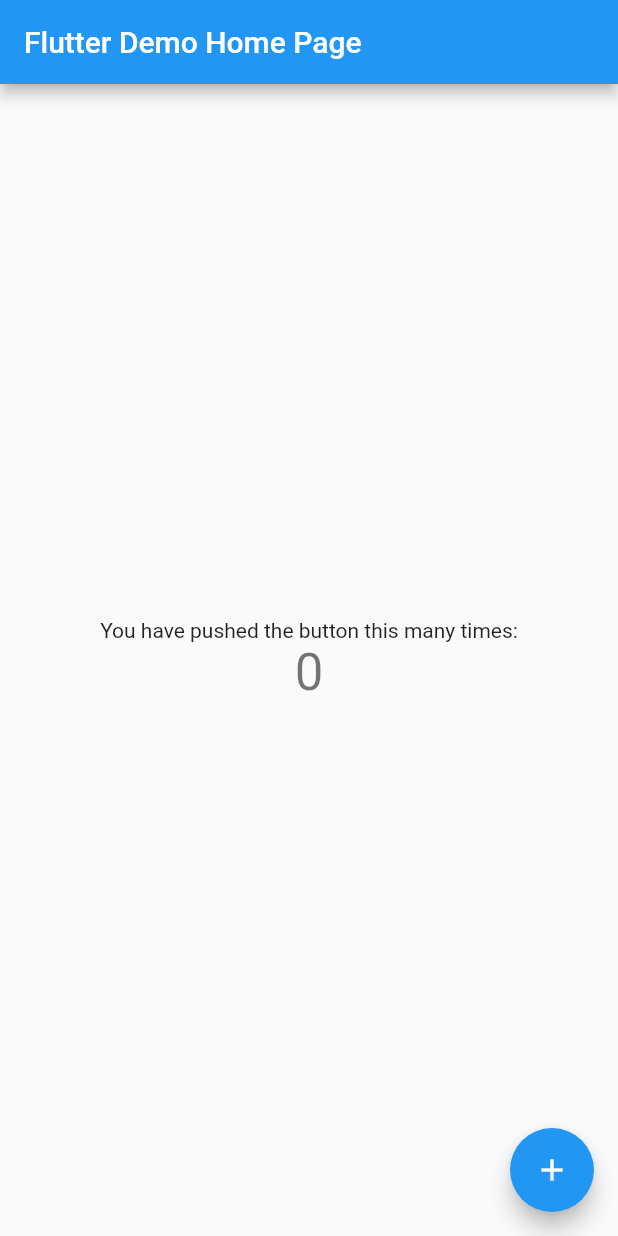
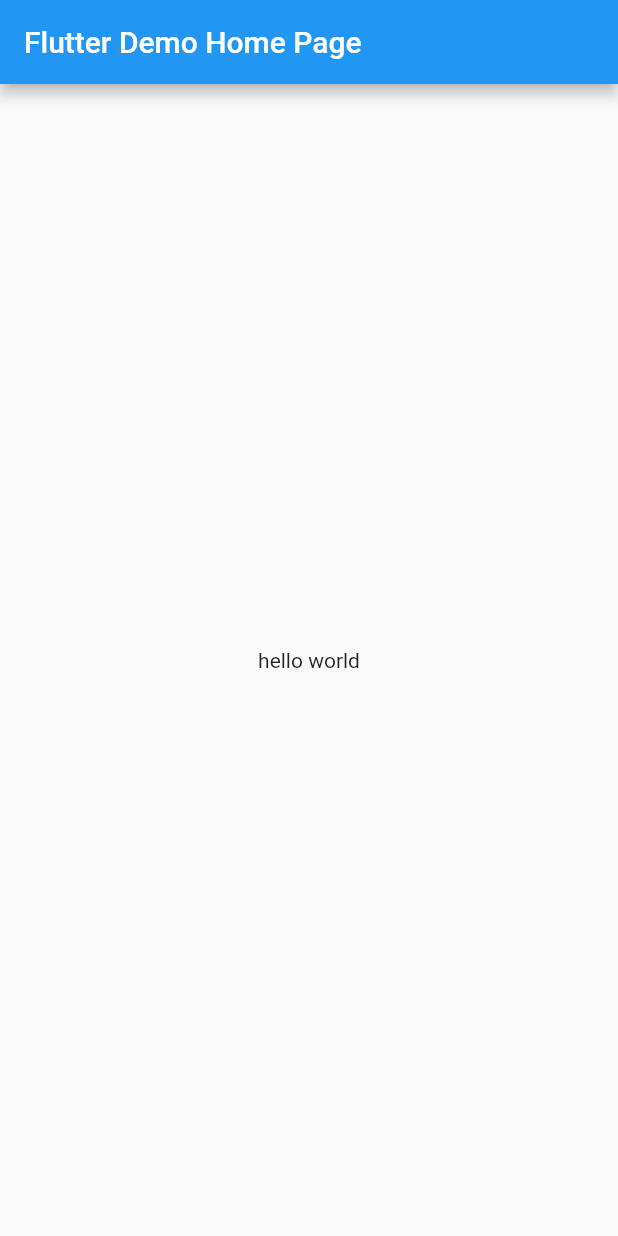
Before and after one commit to treeder/flutter-hello, a Flutter app: the screen it shows after launch, on a phone screen of 412 x 824 dp. Run offline on Flutter 3.47's test engine with Material 2 defaults, Android fonts, the phone set to English and light mode, and no system bars.

Commit message:
just hello world

```diff
--- a/lib/main.dart
+++ b/lib/main.dart
@@ -46,18 +46,6 @@ class MyHomePage extends StatefulWidget {
 }
 
 class _MyHomePageState extends State<MyHomePage> {
-  int _counter = 0;
-
-  void _incrementCounter() {
-    setState(() {
-      // This call to setState tells the Flutter framework that something has
-      // changed in this State, which causes it to rerun the build method below
-      // so that the display can reflect the updated values. If we changed
-      // _counter without calling setState(), then the build method would not be
-      // called again, and so nothing would appear to happen.
-      _counter++;
-    });
-  }
 
   @override
   Widget build(BuildContext context) {
@@ -74,40 +62,8 @@ class _MyHomePageState extends State<MyHomePage> {
         title: Text(widget.title),
       ),
       body: Center(
-        // Center is a layout widget. It takes a single child and positions it
-        // in the middle of the parent.
-        child: Column(
-          // Column is also a layout widget. It takes a list of children and
-          // arranges them vertically. By default, it sizes itself to fit its
-          // children horizontally, and tries to be as tall as its parent.
-          //
-          // Invoke "debug painting" (press "p" in the console, choose the
-          // "Toggle Debug Paint" action from the Flutter Inspector in Android
-          // Studio, or the "Toggle Debug Paint" command in Visual Studio Code)
-          // to see the wireframe for each widget.
-          //
-          // Column has various properties to control how it sizes itself and
-          // how it positions its children. Here we use mainAxisAlignment to
-          // center the children vertically; the main axis here is the vertical
-          // axis because Columns are vertical (the cross axis would be
-          // horizontal).
-          mainAxisAlignment: MainAxisAlignment.center,
-          children: <Widget>[
-            Text(
-              'You have pushed the button this many times:',
-            ),
-            Text(
-              '$_counter',
-              style: Theme.of(context).textTheme.headline4,
-            ),
-          ],
-        ),
+        child: Text("hello world"),
       ),
-      floatingActionButton: FloatingActionButton(
-        onPressed: _incrementCounter,
-        tooltip: 'Increment',
-        child: Icon(Icons.add),
-      ), // This trailing comma makes auto-formatting nicer for build methods.
     );
   }
 }
```
